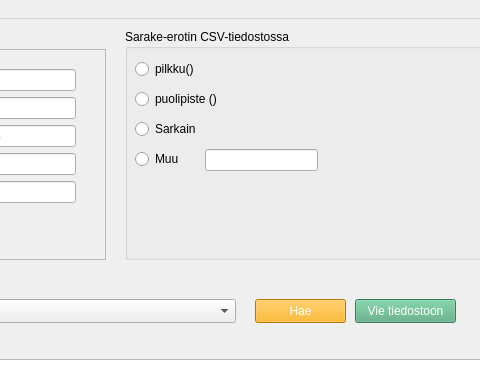
The window that exportTool.ui (50904/PGViewExportTool) describes before a commit, drawn with Qt 5; both pictures show x 355 to 835 and y 0 to 384 of the 1062 by 770 pixel window.
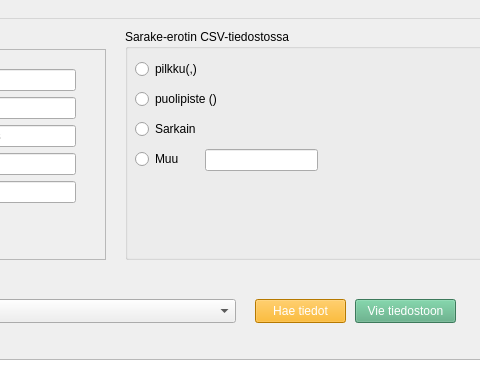
The same window after the commit.

Diff of the .ui file:
```diff
--- a/exportTool.ui
+++ b/exportTool.ui
@@ -196,7 +196,7 @@
 background-color: rgb(255, 170, 0);</string>
     </property>
     <property name="text">
-     <string>Hae</string>
+     <string>Hae tiedot</string>
     </property>
    </widget>
    <widget class="QLabel" name="previewLabel">
@@ -267,7 +267,7 @@
       </rect>
      </property>
      <property name="text">
-      <string>pilkku()</string>
+      <string>pilkku(,)</string>
      </property>
     </widget>
     <widget class="QRadioButton" name="radioButton_2">
```
